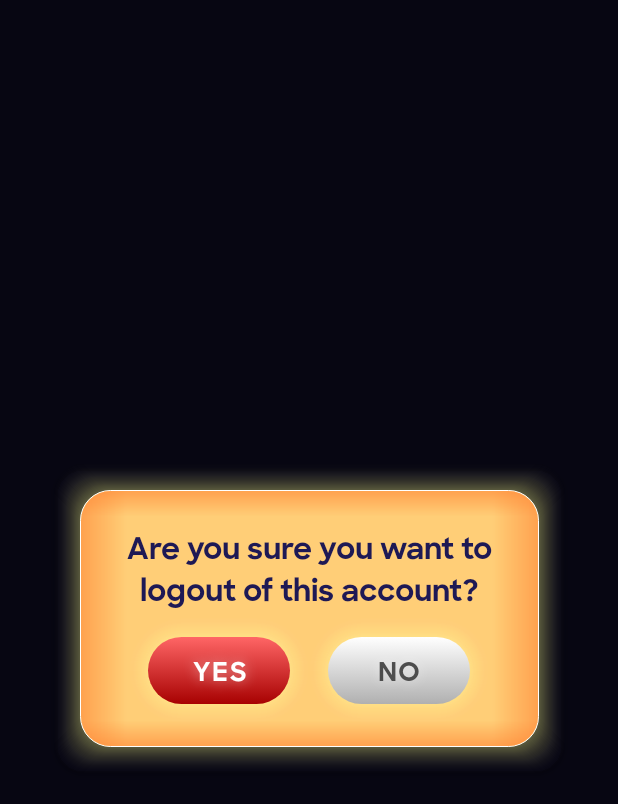
After one commit to irarayzelji2002/InterstellarVoyage, an Android app: the layout activity_logout_confirm.xml on its own in the app's theme, with its tools: preview values and no code run, on a phone screen of 412 x 824 dp. The commit adds this screen. Shown: the top 804 px of the screen. Run offline under Robolectric (Android 15) with nearby library versions, the phone set to English and light mode, and no system bars.

Commit message:
fixed leaderboard and restored logout confirm dialog

```diff
--- a/app/src/main/AndroidManifest.xml
+++ b/app/src/main/AndroidManifest.xml
@@ -13,10 +13,15 @@
         android:supportsRtl="true"
         android:theme="@style/Theme.InterstellarVoyage"
         tools:targetApi="31">
+        <activity
+            android:name=".LogoutConfirmActivity"
+            android:exported="false" />
+
         <service
             android:name=".MusicPlayer"
             android:enabled="true"
             android:exported="false" />
+
         <activity
             android:name=".ForgotPasswordActivity"
             android:exported="false"
--- a/app/src/main/java/com/example/interstellarvoyage/DatabaseFunctions.kt
+++ b/app/src/main/java/com/example/interstellarvoyage/DatabaseFunctions.kt
@@ -1212,12 +1212,13 @@ object DatabaseFunctions {
                                     val currentLevel = document.getLong("currentLevel") ?: 0L
                                     val timeCompleted = document.getDouble("timeCompletedForLevels.level$levelToQuery") ?: 0.0
                                     currentLevel > levelToQuery && timeCompleted > 0.0
-                                }.take(5)
+                                }
 
+                                val sortedUsers = filteredUsers.sortedBy { it.getDouble("timeCompletedForLevels.level$levelToQuery") }
                                 val leaderboardForCurrentLevel = mutableListOf<LeaderboardEntry>()
 
                                 var userRank = 1
-                                for (document in filteredUsers) {
+                                for (document in sortedUsers.take(5)) {
                                     Log.d("FirestoreData1", "User Lvl: ${document.getLong("currentLevel")}, UserId: ${document.id}")
                                     // Extract details from the document
                                     val userId = document.id
@@ -1259,6 +1260,7 @@ object DatabaseFunctions {
                                         val timeCompleted = document.getDouble("timeCompletedForLevels.level$levelToQuery") ?: 0.0
                                         // Store current user's rank
                                         currentUserRankCurrentLevel = LeaderboardEntry(userRank1, userId, username, timeCompleted)
+                                        break
                                     }
                                     // Increment the rank
                                     userRank1++
--- a/app/src/main/java/com/example/interstellarvoyage/OptionsActivity.kt
+++ b/app/src/main/java/com/example/interstellarvoyage/OptionsActivity.kt
@@ -139,7 +139,9 @@ class OptionsActivity : AppCompatActivity(), MusicPlayerCallback {
         }
 
         btnLogout.setOnClickListener {
-            DatabaseFunctions.logout(this)
+            var dialogFragment = LogoutConfirmActivity()
+            dialogFragment.setCancelable(false)
+            dialogFragment.show(supportFragmentManager, "Logout Confirm Activity")
         }
 
         btnDeleteAccount.setOnClickListener {
--- /dev/null
+++ b/app/src/main/res/layout/activity_logout_confirm.xml
@@ -0,0 +1,95 @@
+<?xml version="1.0" encoding="utf-8"?>
+<androidx.constraintlayout.widget.ConstraintLayout xmlns:android="http://schemas.android.com/apk/res/android"
+    xmlns:app="http://schemas.android.com/apk/res-auto"
+    xmlns:tools="http://schemas.android.com/tools"
+    android:layout_width="match_parent"
+    android:layout_height="match_parent"
+    tools:context=".LogoutConfirmActivity">
+
+    <androidx.constraintlayout.widget.ConstraintLayout
+        android:id="@+id/constraintLayoutShadow"
+        android:layout_width="match_parent"
+        android:layout_height="match_parent"
+        android:background="#80000000">
+    </androidx.constraintlayout.widget.ConstraintLayout>
+
+    <androidx.cardview.widget.CardView
+        android:layout_width="wrap_content"
+        android:layout_height="wrap_content"
+        app:layout_constraintBottom_toBottomOf="parent"
+        app:layout_constraintEnd_toEndOf="parent"
+        app:layout_constraintHorizontal_bias="0.5"
+        app:layout_constraintStart_toStartOf="parent"
+        app:layout_constraintTop_toTopOf="parent"
+        app:layout_constraintVertical_bias="0.5"
+        app:cardCornerRadius="20dp"
+        android:elevation="0dp"
+        android:backgroundTint="@android:color/transparent">
+        <LinearLayout
+            android:layout_width="match_parent"
+            android:layout_height="match_parent"
+            android:gravity="center"
+            android:orientation="vertical"
+            android:paddingBottom="20dp"
+            android:paddingVertical="25dp"
+            android:paddingHorizontal="25dp"
+            android:background="@drawable/yellow_dialog"
+            tools:ignore="MissingConstraints">
+            <TextView
+                android:layout_width="match_parent"
+                android:layout_height="wrap_content"
+                android:fontFamily="@font/sharpsans_bold"
+                android:text="Are you sure you want to logout of this account?"
+                android:textAlignment="center"
+                android:textSize="20sp"
+                android:textColor="@color/textIndigo"
+                android:layout_marginTop="15dp"
+                android:layout_marginBottom="-5dp"
+                android:lineSpacingExtra="8dp"/>
+            <LinearLayout
+                android:layout_height="wrap_content"
+                android:layout_width="290dp"
+                android:gravity="center"
+                android:layout_marginTop="10dp">
+                <Button
+                    android:id="@+id/btnYes"
+                    android:layout_width="120dp"
+                    android:layout_height="wrap_content"
+                    android:layout_gravity="center_horizontal"
+                    android:layout_marginVertical="4dp"
+                    android:background="@drawable/red_button"
+                    android:fontFamily="@font/sharpsans_bold"
+                    android:minHeight="70dp"
+                    android:letterSpacing="0.05"
+                    android:paddingHorizontal="35dp"
+                    android:shadowColor="#80FFFFFF"
+                    android:shadowDx="0.0"
+                    android:shadowDy="0.0"
+                    android:shadowRadius="10"
+                    android:text="YES"
+                    android:textColor="@color/white"
+                    android:textSize="17dp"
+                    app:backgroundTint="@null" />
+                <Button
+                    android:id="@+id/btnNo"
+                    android:layout_width="120dp"
+                    android:layout_height="wrap_content"
+                    android:layout_gravity="center_horizontal"
+                    android:layout_marginVertical="4dp"
+                    android:background="@drawable/white_button"
+                    android:fontFamily="@font/sharpsans_bold"
+                    android:minHeight="70dp"
+                    android:letterSpacing="0.05"
+                    android:paddingHorizontal="35dp"
+                    android:shadowColor="#80FFFFFF"
+                    android:shadowDx="0.0"
+                    android:shadowDy="0.0"
+                    android:shadowRadius="10"
+                    android:text="NO"
+                    android:textColor="@color/whitebuttontext"
+                    android:textSize="17dp"
+                    app:backgroundTint="@null" />
+            </LinearLayout>
+        </LinearLayout>
+    </androidx.cardview.widget.CardView>
+</androidx.constraintlayout.widget.ConstraintLayout>
```
Also changed, not shown: app/src/main/java/com/example/interstellarvoyage/LogoutConfirmActivity.kt (added, +48 -0 lines), app/src/main/res/layout/activity_edit_user_info.xml (+7 -7 lines).
